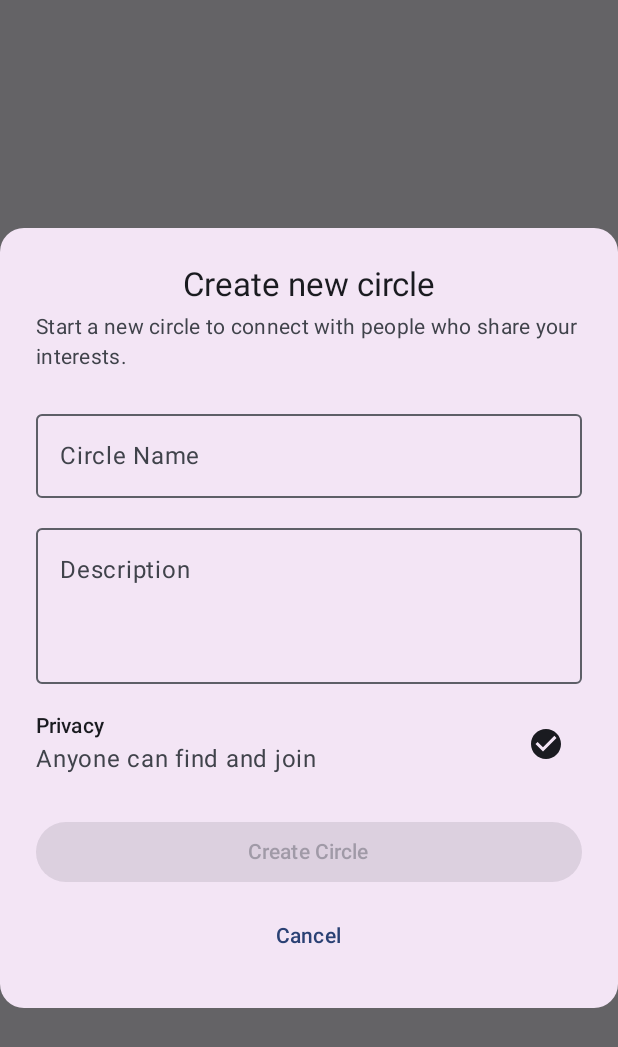
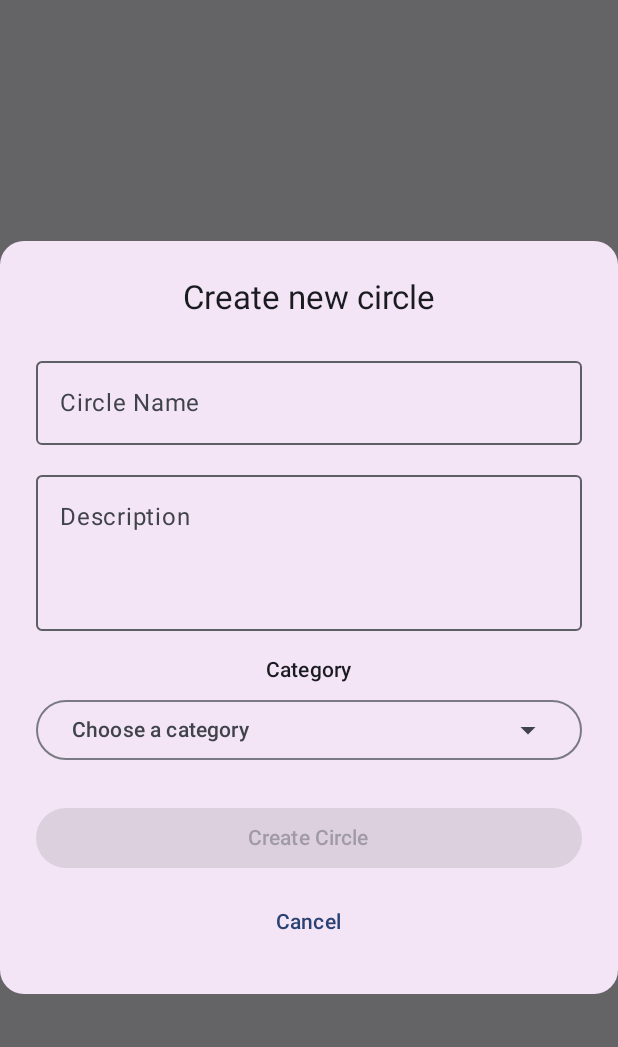
Before and after one commit to doech/Wherenow, an Android app built with Jetpack Compose: the composable CreateCircle shown on its own in the app's theme, on a phone screen of 412 x 824 dp. Shown: the top 1047 px of the screen. Run offline under Robolectric (Android 15) with nearby library versions, the phone set to English and light mode, and no system bars; our stand-ins replace Firebase (no records; nobody signed in at launch, a user with empty details on screens opened directly).

Commit message:
creacion de coso

```diff
--- a/app/src/main/java/com/example/wherenow/MainActivity.kt
+++ b/app/src/main/java/com/example/wherenow/MainActivity.kt
@@ -11,10 +11,16 @@ import androidx.compose.ui.Modifier
 import androidx.navigation.compose.rememberNavController
 import com.example.wherenow.navigation.NavComposable
 import com.example.wherenow.ui.theme.WherenowTheme
+import com.example.wherenow.util.FirestoreSeeder
+import android.util.Log
 
 class MainActivity : ComponentActivity() {
     override fun onCreate(savedInstanceState: Bundle?) {
         super.onCreate(savedInstanceState)
+        /*FirestoreSeeder.seedEvents { ok ->
+            if (ok) Log.d("SEED", "Eventos insertados correctamente")
+            else Log.e("SEED", "Error insertando eventos")
+        }*/
         enableEdgeToEdge()
         setContent {
             WherenowTheme {
--- /dev/null
+++ b/app/src/main/java/com/example/wherenow/ui/circles/CircleViewModel.kt
@@ -0,0 +1,29 @@
+package com.example.wherenow.ui.circles
+
+import androidx.lifecycle.ViewModel
+import androidx.lifecycle.viewModelScope
+import com.example.wherenow.data.repository.CircleRepository
+import kotlinx.coroutines.launch
+
+class CircleViewModel(
+    private val repo: CircleRepository = CircleRepository()
+) : ViewModel() {
+
+    fun createCircle(
+        name: String,
+        desc: String,
+        categoryId: String,
+        creatorId: String,
+        onResult: (Boolean, String?) -> Unit
+    ) {
+        viewModelScope.launch {
+            repo.createCircle(
+                name = name,
+                description = desc,
+                category = categoryId,
+                creatorId = creatorId,
+                onResult = onResult
+            )
+        }
+    }
+}
--- a/app/src/main/java/com/example/wherenow/ui/home/CreateCircle.kt
+++ b/app/src/main/java/com/example/wherenow/ui/home/CreateCircle.kt
@@ -1,10 +1,8 @@
 package com.example.wherenow.ui.home
-
 
 import androidx.compose.foundation.layout.*
 import androidx.compose.material.icons.Icons
-import androidx.compose.material.icons.filled.Lock
-import androidx.compose.material.icons.filled.CheckCircle
+import androidx.compose.material.icons.filled.ArrowDropDown
 import androidx.compose.material3.*
 import androidx.compose.runtime.*
 import androidx.compose.ui.Alignment
@@ -12,15 +10,53 @@ import androidx.compose.ui.Modifier
 import androidx.compose.ui.graphics.Color
 import androidx.compose.ui.unit.dp
 import androidx.compose.ui.window.Dialog
+import androidx.lifecycle.viewmodel.compose.viewModel
+import com.example.wherenow.ui.categories.CategoryViewModel
+import com.example.wherenow.data.model.CategoryRow
+import com.example.wherenow.ui.auth.AuthViewModel
+import com.example.wherenow.ui.circles.CircleViewModel
+import kotlinx.coroutines.delay
 
 @Composable
 fun CreateCircle(
-    onDismiss: () -> Unit,
-    onCreate: (String, String, Boolean) -> Unit // name, desc, isPrivate
+    onDismiss: () -> Unit
 ) {
+    val categoryVM: CategoryViewModel = viewModel()
+    val authVM: AuthViewModel = viewModel()
+    val circleVM: CircleViewModel = viewModel()
+
+    val categories by categoryVM.categories.collectAsState()
+    val user by authVM.user.collectAsState()
+
+    LaunchedEffect(Unit) {
+        categoryVM.loadCategories()
+    }
+
     var name by remember { mutableStateOf("") }
     var desc by remember { mutableStateOf("") }
-    var isPrivate by remember { mutableStateOf(false) }
+
+    var expanded by remember { mutableStateOf(false) }
+    var selectedCategory by remember { mutableStateOf<String?>(null) }
+
+    var loading by remember { mutableStateOf(false) }
+    var errorMessage by remember { mutableStateOf<String?>(null) }
+
+    var successMessage by remember { mutableStateOf<String?>(null) }
+
+    // ⭐ bandera para cerrar después de éxito
+    var closeAfterSuccess by remember { mutableStateOf(false) }
+
+    // ⭐ ESTE LaunchedEffect sí es válido
+    LaunchedEffect(closeAfterSuccess) {
+        if (closeAfterSuccess) {
+            delay(1200)
+            onDismiss()
+        }
+    }
+
+    fun CategoryRow.displayName(): String {
+        return this.name["en"] ?: this.name["es"] ?: "Unnamed"
+    }
 
     Dialog(onDismissRequest = onDismiss) {
         Surface(
@@ -33,75 +69,110 @@ fun CreateCircle(
                 modifier = Modifier.padding(24.dp),
                 horizontalAlignment = Alignment.CenterHorizontally
             ) {
-                // Título
-                Text(
-                    text = "Create new circle",
-                    style = MaterialTheme.typography.titleLarge
-                )
-                Spacer(Modifier.height(4.dp))
-                Text(
-                    text = "Start a new circle to connect with people who share your interests.",
-                    style = MaterialTheme.typography.bodyMedium,
-                    color = MaterialTheme.colorScheme.onSurfaceVariant
-                )
+                Text("Create new circle", style = MaterialTheme.typography.titleLarge)
 
                 Spacer(Modifier.height(20.dp))
 
-                // Nombre
                 OutlinedTextField(
                     value = name,
                     onValueChange = { name = it },
                     label = { Text("Circle Name") },
-                    placeholder = { Text("e.g., Photography Enthusiasts") },
                     modifier = Modifier.fillMaxWidth()
                 )
 
                 Spacer(Modifier.height(12.dp))
 
-                // Descripción
                 OutlinedTextField(
                     value = desc,
                     onValueChange = { desc = it },
                     label = { Text("Description") },
-                    placeholder = { Text("What's this circle about?") },
                     modifier = Modifier.fillMaxWidth(),
                     minLines = 3
                 )
 
                 Spacer(Modifier.height(16.dp))
 
-                // Privacidad
-                Row(
-                    verticalAlignment = Alignment.CenterVertically,
-                    horizontalArrangement = Arrangement.SpaceBetween,
+                Text("Category", style = MaterialTheme.typography.titleSmall)
+
+                Spacer(Modifier.height(6.dp))
+
+                OutlinedButton(
+                    onClick = { expanded = true },
                     modifier = Modifier.fillMaxWidth()
                 ) {
-                    Column {
-                        Text("Privacy", style = MaterialTheme.typography.titleSmall)
-                        Text(
-                            if (isPrivate) "Only invited users can join"
-                            else "Anyone can find and join",
-                            color = MaterialTheme.colorScheme.onSurfaceVariant
-                        )
+                    Row(
+                        modifier = Modifier.fillMaxWidth(),
+                        horizontalArrangement = Arrangement.SpaceBetween,
+                        verticalAlignment = Alignment.CenterVertically
+                    ) {
+                        val displayName = selectedCategory?.let { id ->
+                            categories.find { it.id == id }?.displayName()
+                        } ?: "Choose a category"
+
+                        Text(displayName)
+                        Icon(Icons.Default.ArrowDropDown, null)
                     }
-                    IconToggleButton(checked = isPrivate, onCheckedChange = { isPrivate = it }) {
-                        Icon(
-                            imageVector = if (isPrivate) Icons.Default.Lock else Icons.Default.CheckCircle,
-                            contentDescription = null
+                }
+
+                DropdownMenu(
+                    expanded = expanded,
+                    onDismissRequest = { expanded = false }
+                ) {
+                    categories.forEach { cat ->
+                        DropdownMenuItem(
+                            text = { Text(cat.displayName()) },
+                            onClick = {
+                                selectedCategory = cat.id
+                                expanded = false
+                            }
                         )
                     }
                 }
 
                 Spacer(Modifier.height(24.dp))
 
-                // Botones
+                if (loading) {
+                    CircularProgressIndicator()
+                    Spacer(Modifier.height(16.dp))
+                }
+
+                errorMessage?.let {
+                    Text(it, color = Color.Red)
+                    Spacer(Modifier.height(8.dp))
+                }
+
+                successMessage?.let {
+                    Text(
+                        text = it,
+                        color = Color(0xFF2E7D32),
+                        style = MaterialTheme.typography.bodyMedium
+                    )
+                }
+
                 Button(
+                    enabled = name.isNotBlank() && selectedCategory != null && user != null && !loading,
+                    modifier = Modifier.fillMaxWidth(),
                     onClick = {
-                        onCreate(name.trim(), desc.trim(), isPrivate)
-                    },
-                    enabled = name.isNotBlank(),
-                    modifier = Modifier.fillMaxWidth(),
-                    colors = ButtonDefaults.buttonColors(containerColor = MaterialTheme.colorScheme.primary)
+                        loading = true
+                        errorMessage = null
+
+                        val creatorId = user?.id ?: return@Button
+
+                        circleVM.createCircle(
+                            name = name.trim(),
+                            desc = desc.trim(),
+                            categoryId = selectedCategory!!,
+                            creatorId = creatorId
+                        ) { ok, msg ->
+                            loading = false
+                            if (ok) {
+                                successMessage = "Circle created successfully!"
+                                closeAfterSuccess = true  // ⭐ solo activamos la bandera
+                            } else {
+                                errorMessage = msg ?: "Error creating circle"
+                            }
+                        }
+                    }
                 ) {
                     Text("Create Circle")
                 }
--- a/app/src/main/java/com/example/wherenow/ui/home/HomeScreen.kt
+++ b/app/src/main/java/com/example/wherenow/ui/home/HomeScreen.kt
@@ -135,7 +135,6 @@ fun HomeScreen(navController: NavController, searchViewModel: SearchViewModel =
         if (showDialog) {
             CreateCircle(
                 onDismiss = { showDialog = false },
-                onCreate = { _, _, _ -> showDialog = false }
             )
         }
 
```
Also changed, not shown: app/src/main/java/com/example/wherenow/data/repository/CircleRepository.kt (added, +61 -0 lines), app/src/main/java/com/example/wherenow/util/FirestoreSeeder.kt (+53 -83 lines).
